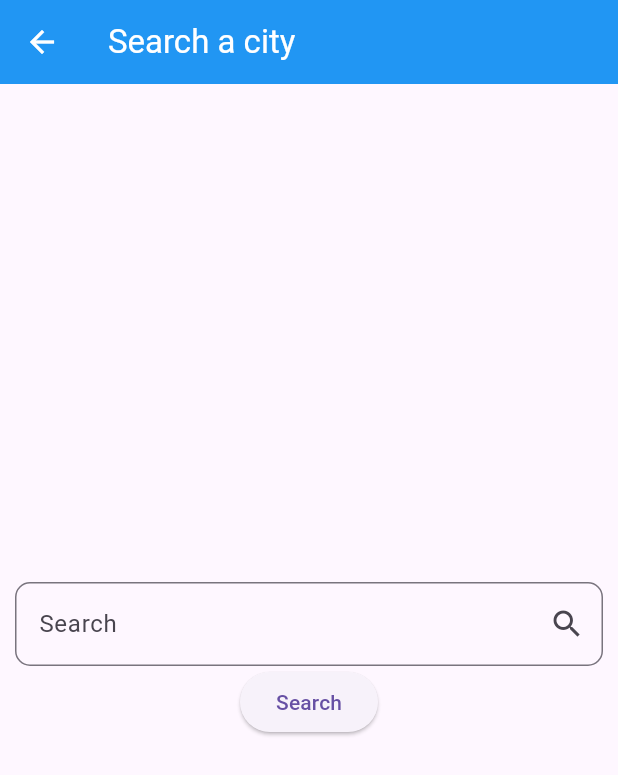
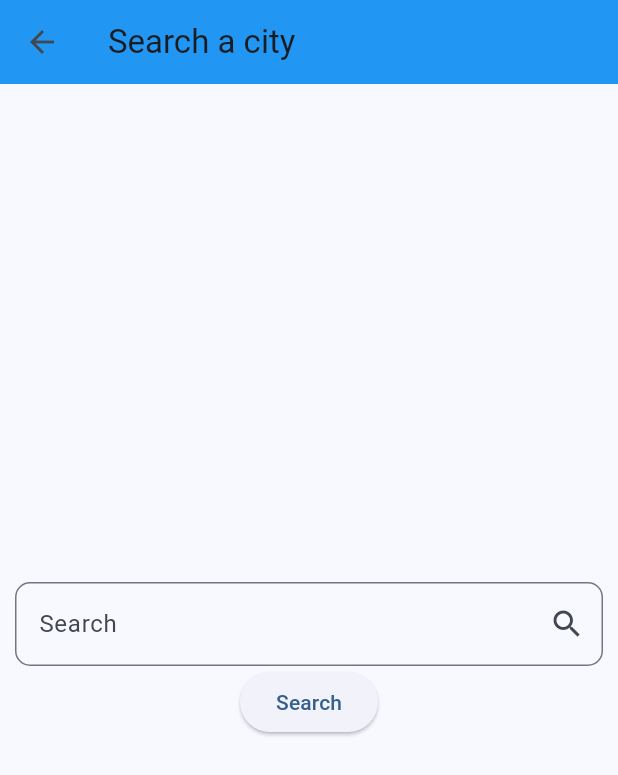
Before and after one commit to ELQRONPY0/Weather-App, a Flutter app: the screen it shows after launch, after a tap on the "search" icon, on a phone screen of 412 x 824 dp. Shown: the top 775 px of the screen. Run offline on Flutter 3.47's test engine with Material 3 defaults, Android fonts, the phone set to English and light mode, and no system bars; our stand-ins replace dio, flutter_bloc.

Commit message:
this is v1.0.0

```diff
--- /dev/null
+++ b/devtools_options.yaml
@@ -0,0 +1,3 @@
+description: This file stores settings for Dart & Flutter DevTools.
+documentation: https://docs.flutter.dev/tools/devtools/extensions#configure-extension-enablement-states
+extensions:
--- /dev/null
+++ b/lib/cubits/get_weather_cubit/get_weather_states.dart
@@ -0,0 +1,17 @@
+import 'package:weather_app/models/weather_model.dart';
+
+class WeatherState {}
+
+class WeatherInitialState extends WeatherState {}
+
+class WeatherLoadedState extends WeatherState {
+  final WeatherModel weatherModel;
+
+  WeatherLoadedState({required this.weatherModel});
+}
+
+class WeatherFailureState extends WeatherState {
+  final String error;
+
+  WeatherFailureState({required this.error});
+}
--- a/lib/main.dart
+++ b/lib/main.dart
@@ -1,5 +1,9 @@
 import 'package:flutter/material.dart';
+import 'package:flutter_bloc/flutter_bloc.dart';
+import 'package:weather_app/cubits/get_weather_cubit/get_weather_cubit.dart';
+import 'package:weather_app/cubits/get_weather_cubit/get_weather_states.dart';
 import 'package:weather_app/views/home_view.dart';
+import 'package:weather_app/utils/weather_utils.dart';
 
 void main() {
   runApp(const WeatherApp());
@@ -10,13 +14,35 @@ class WeatherApp extends StatelessWidget {
 
   @override
   Widget build(BuildContext context) {
-    return MaterialApp(
-      debugShowCheckedModeBanner: false,
-      title: 'Weather App',
-      theme: ThemeData(
-        primarySwatch: Colors.blue,
+    return MultiBlocProvider(
+      providers: [
+        BlocProvider(
+          create: (context) => GetWeatherCubit(),
+        ),
+      ],
+      child: BlocBuilder<GetWeatherCubit, WeatherState>(
+        builder: (context, state) {
+          final (primaryColor, secondaryColor) = state is WeatherLoadedState
+              ? WeatherUtils.getWeatherColors(
+                  state.weatherModel.weatherCondition)
+              : (Colors.blue, const Color.fromARGB(255, 156, 186, 230));
+
+          return MaterialApp(
+            debugShowCheckedModeBanner: false,
+            title: 'Weather App',
+            theme: ThemeData(
+              primaryColor: primaryColor,
+              colorScheme: ColorScheme.fromSeed(seedColor: primaryColor),
+              brightness: Brightness.light,
+              appBarTheme: AppBarTheme(
+                backgroundColor: primaryColor,
+                elevation: 0,
+              ),
+            ),
+            home: const HomeView(),
+          );
+        },
       ),
-      home: const HomeView(),
     );
   }
 }
--- /dev/null
+++ b/lib/utils/constants.dart
@@ -0,0 +1,4 @@
+class Constants {
+  static const String apiKey = '12a047efc8544405a22173629240209';
+  static const String baseUrl = 'https://api.weatherapi.com/v1';
+}
--- a/lib/views/home_view.dart
+++ b/lib/views/home_view.dart
@@ -1,6 +1,10 @@
 import 'package:flutter/material.dart';
+import 'package:flutter_bloc/flutter_bloc.dart';
+import 'package:weather_app/cubits/get_weather_cubit/get_weather_cubit.dart';
+import 'package:weather_app/cubits/get_weather_cubit/get_weather_states.dart';
 import 'package:weather_app/views/search_view.dart';
 import 'package:weather_app/widgets/no_weather_body.dart';
+import 'package:weather_app/widgets/weather_info_body.dart';
 
 class HomeView extends StatelessWidget {
   const HomeView({super.key});
@@ -11,7 +15,7 @@ class HomeView extends StatelessWidget {
       appBar: AppBar(
         title: const Text(
           'Weather App',
-          style: TextStyle(color: Colors.white),
+          // style: TextStyle(color: Colors.white),
         ),
         actions: [
           IconButton(
@@ -25,12 +29,23 @@ class HomeView extends StatelessWidget {
             },
           ),
         ],
-        backgroundColor: Colors.blue,
         iconTheme: const IconThemeData(
-          color: Colors.white,
-        ),
+            // color: Colors.white,
+            ),
       ),
-      body: const NoWeatherBody(),
+      body: BlocBuilder<GetWeatherCubit, WeatherState>(
+        builder: (context, state) {
+          if (state is WeatherInitialState) {
+            return const NoWeatherBody();
+          } else if (state is WeatherLoadedState) {
+            return WeatherInfoBody(
+              weatherModel: state.weatherModel,
+            );
+          } else {
+            return const Center(child: Text('oops! ther was an error.'));
+          }
+        },
+      ),
     );
   }
 }
--- a/lib/views/search_view.dart
+++ b/lib/views/search_view.dart
@@ -1,9 +1,6 @@
-import 'dart:developer';
-
-import 'package:dio/dio.dart';
 import 'package:flutter/material.dart';
-import 'package:weather_app/models/weather_model.dart';
-import 'package:weather_app/services/weather_service.dart';
+import 'package:flutter_bloc/flutter_bloc.dart';
+import 'package:weather_app/cubits/get_weather_cubit/get_weather_cubit.dart';
 
 class SearchView extends StatelessWidget {
   const SearchView({super.key});
@@ -14,12 +11,11 @@ class SearchView extends StatelessWidget {
       appBar: AppBar(
         title: const Text(
           'Search a city',
-          style: TextStyle(color: Colors.white),
+          // style: TextStyle(color: Colors.white),
         ),
-        backgroundColor: Colors.blue,
         iconTheme: const IconThemeData(
-          color: Colors.white,
-        ),
+            // color: Colors.white,
+            ),
       ),
       body: Center(
           child: Padding(
@@ -29,8 +25,9 @@ class SearchView extends StatelessWidget {
           children: [
             TextField(
               onSubmitted: (value) async {
-                WeatherModel weatherModel = await WeatherService(dio: Dio())
+                BlocProvider.of<GetWeatherCubit>(context)
                     .getWeather(cityName: value);
+
                 // ignore: use_build_context_synchronously
                 Navigator.pop(context);
               },
--- a/pubspec.yaml
+++ b/pubspec.yaml
@@ -28,10 +28,13 @@ environment:
 # the latest version available on pub.dev. To see which dependencies have newer
 # versions available, run `flutter pub outdated`.
 dependencies:
+  cached_network_image: ^3.4.1
   cupertino_icons: ^1.0.8
   dio: ^5.6.0
   flutter:
     sdk: flutter
+  flutter_bloc: ^8.1.6
+  intl: ^0.19.0
 
 dev_dependencies:
 
```
Also changed, not shown: lib/cubits/get_weather_cubit/get_weather_cubit.dart (added, +22 -0 lines), lib/services/weather_service.dart (+14 -10 lines), lib/utils/weather_utils.dart (added, +20 -0 lines), lib/widgets/weather_info_body.dart (+43 -7 lines), pubspec.lock, 1 other file.
